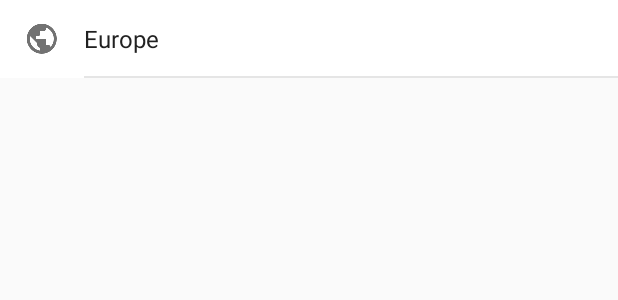
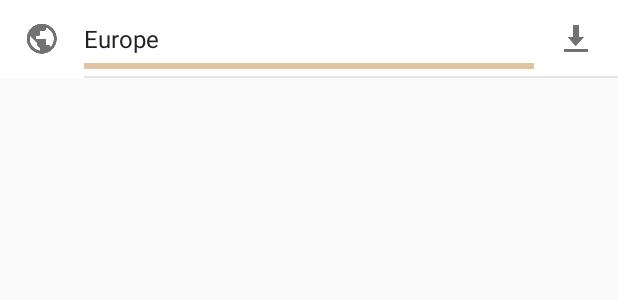
Before and after one commit to vasskob/OSMsemple, an Android app: the layout item_region.xml on its own in the app's theme, with its tools: preview values and no code run, on a phone screen of 412 x 824 dp. Shown: the top 300 px of the screen. Run offline under Robolectric (Android 15) with nearby library versions, the phone set to English and light mode, and no system bars.

Commit message:
Main activity refactoring. Move logic & layouts to fragments.

```diff
--- a/app/build.gradle
+++ b/app/build.gradle
@@ -20,6 +20,11 @@ android {
             minifyEnabled false
             proguardFiles getDefaultProguardFile('proguard-android.txt'), 'proguard-rules.pro'
         }
+    }
+
+    compileOptions {
+        sourceCompatibility JavaVersion.VERSION_1_8
+        targetCompatibility JavaVersion.VERSION_1_8
     }
 }
 
--- a/app/src/main/AndroidManifest.xml
+++ b/app/src/main/AndroidManifest.xml
@@ -12,10 +12,11 @@
         android:label="@string/app_name"
         android:supportsRtl="true"
         android:theme="@style/AppTheme">
-        <activity android:name=".presentation.main.view.MainActivity">
+        <activity
+            android:name=".presentation.main.view.MainActivity"
+            android:screenOrientation="portrait">
             <intent-filter>
                 <action android:name="android.intent.action.MAIN"/>
-
                 <category android:name="android.intent.category.LAUNCHER"/>
             </intent-filter>
         </activity>
--- a/app/src/main/java/com/vasskob/downloadmaps/presentation/main/di/MainActivityModule.java
+++ b/app/src/main/java/com/vasskob/downloadmaps/presentation/main/di/MainActivityModule.java
@@ -1,6 +1,5 @@
 package com.vasskob.downloadmaps.presentation.main.di;
 
-import com.vasskob.downloadmaps.domain.repository.FileDownloadRepository;
 import com.vasskob.downloadmaps.presentation.main.presenter.MainPresenter;
 
 import dagger.Module;
@@ -11,7 +10,7 @@ public class MainActivityModule {
 
     @MainActivityScope
     @Provides
-    MainPresenter provideMainPresenter(FileDownloadRepository fileDownloadRepository) {
-        return new MainPresenter(fileDownloadRepository);
+    MainPresenter provideMainPresenter() {
+        return new MainPresenter();
     }
 }
--- /dev/null
+++ b/app/src/main/res/drawable/ic_download_selector.xml
@@ -0,0 +1,5 @@
+<?xml version="1.0" encoding="utf-8"?>
+<selector xmlns:android="http://schemas.android.com/apk/res/android">
+    <item android:drawable="@drawable/ic_action_remove_dark_gr" android:state_selected="true"/>
+    <item android:drawable="@drawable/ic_action_import_gr"/>
+</selector>
--- a/app/src/main/res/layout/item_region.xml
+++ b/app/src/main/res/layout/item_region.xml
@@ -14,6 +14,7 @@
         android:layout_alignParentStart="true"
         android:layout_centerInParent="true"
         android:layout_marginStart="@dimen/default_margin"
+        android:contentDescription="@string/app_name"
         android:src="@drawable/ic_world_globe_dark_gr"/>
 
     <TextView
@@ -28,6 +29,33 @@
         android:textSize="@dimen/region_item_title_text_size"
         tools:text="Europe"/>
 
+    <ProgressBar
+        android:id="@+id/pb_loading"
+        style="?android:attr/progressBarStyleHorizontal"
+        android:layout_width="match_parent"
+        android:layout_height="wrap_content"
+        android:layout_below="@+id/tv_region_name"
+        android:layout_marginStart="@dimen/default_margin"
+        android:layout_toEndOf="@+id/iv_globe"
+        android:layout_toStartOf="@+id/iv_download"
+        android:scaleY="1"
+        android:secondaryProgress="100"
+        android:visibility="invisible"
+        tools:visibility="visible"/>
+
+    <ImageView
+        android:id="@+id/iv_download"
+        android:layout_width="wrap_content"
+        android:layout_height="wrap_content"
+        android:layout_alignParentEnd="true"
+        android:layout_centerInParent="true"
+        android:layout_marginEnd="@dimen/default_margin"
+        android:layout_marginStart="@dimen/default_margin"
+        android:contentDescription="@string/app_name"
+        android:src="@drawable/ic_download_selector"
+        android:visibility="invisible"
+        tools:visibility="visible"/>
+
     <View
         android:layout_width="match_parent"
         android:layout_height="@dimen/region_item_divider_height"
```
Also changed, not shown: app/src/main/java/com/vasskob/downloadmaps/presentation/main/ActivityCallback.java (added, +8 -0 lines), app/src/main/java/com/vasskob/downloadmaps/presentation/main/continent/view/ContinentFragment.java (+4 -4 lines), app/src/main/java/com/vasskob/downloadmaps/presentation/main/country/view/CountryFragment.java (+4 -4 lines), app/src/main/java/com/vasskob/downloadmaps/presentation/main/presenter/MainPresenter.java (+0 -29 lines), app/src/main/java/com/vasskob/downloadmaps/presentation/main/view/MainActivity.java (+50 -75 lines), app/src/main/java/com/vasskob/downloadmaps/presentation/main/view/MainView.java (+0 -8 lines), app/src/main/res/layout/activity_main.xml (+3 -61 lines).
